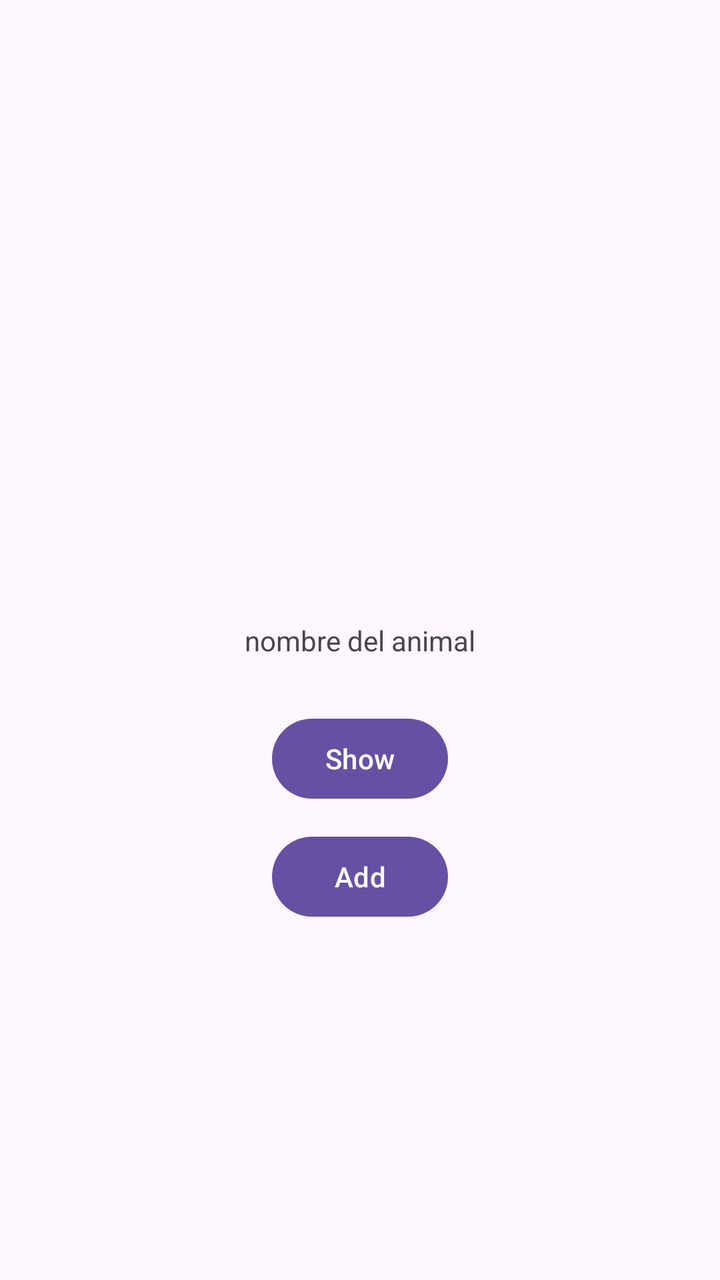
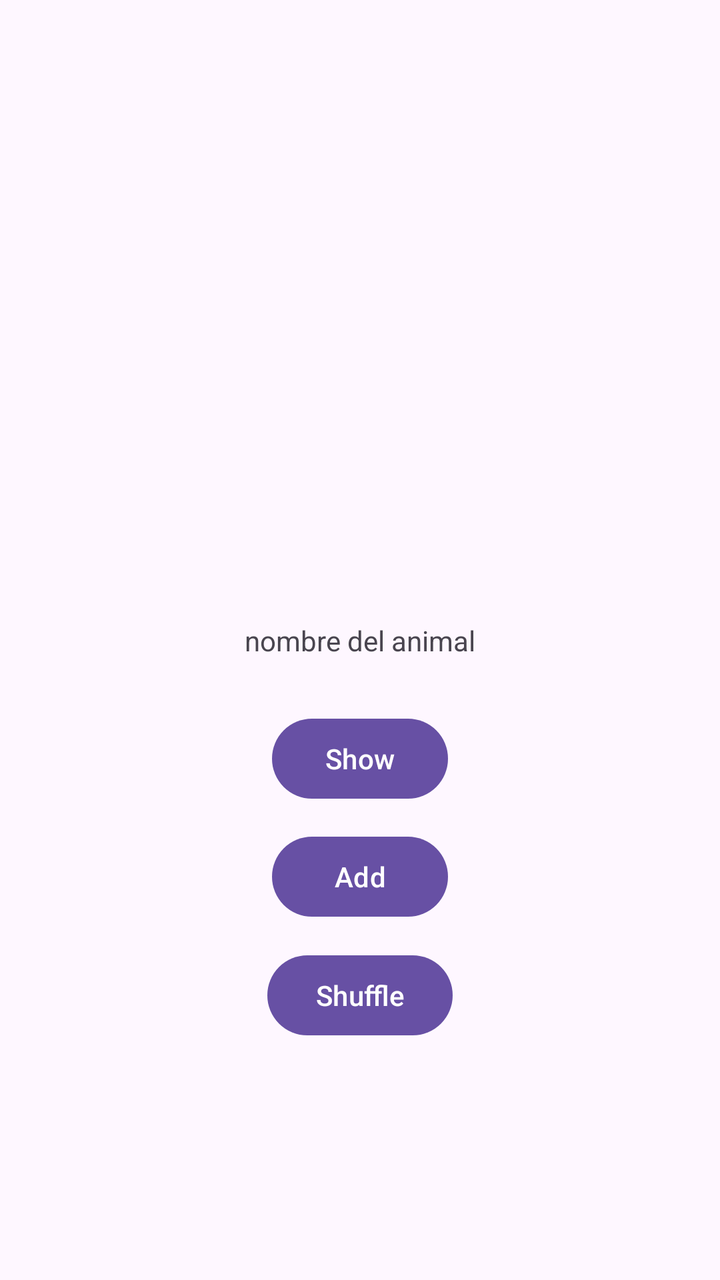

An Android layout rendered at two revisions. The XML below is the earlier revision; the diff shows what the commit changed to produce the second picture.
<!-- AndroidManifest.xml: application theme Theme.ViewModelEjercicio -->
<!-- res/layout/activity_main.xml -->
<?xml version="1.0" encoding="utf-8"?>
<androidx.constraintlayout.widget.ConstraintLayout xmlns:android="http://schemas.android.com/apk/res/android"
    xmlns:app="http://schemas.android.com/apk/res-auto"
    xmlns:tools="http://schemas.android.com/tools"
    android:id="@+id/main"
    android:layout_width="match_parent"
    android:layout_height="match_parent"
    tools:context=".ui.main.MainActivity">

    <TextView
        android:id="@+id/textView"
        android:layout_width="wrap_content"
        android:layout_height="wrap_content"
        android:text="nombre del animal"
        app:layout_constraintBottom_toBottomOf="parent"
        app:layout_constraintEnd_toEndOf="parent"
        app:layout_constraintStart_toStartOf="parent"
        app:layout_constraintTop_toTopOf="parent" />

    <Button
        android:id="@+id/button"
        android:layout_width="wrap_content"
        android:layout_height="wrap_content"
        android:text="Show"
        app:layout_constraintBottom_toBottomOf="parent"
        app:layout_constraintEnd_toEndOf="parent"
        app:layout_constraintStart_toStartOf="parent"
        app:layout_constraintTop_toTopOf="parent"
        app:layout_constraintVertical_bias="0.6"/>

    <Button
        android:id="@+id/buttonAdd"
        android:layout_width="wrap_content"
        android:layout_height="wrap_content"
        android:text="Add"
        app:layout_constraintBottom_toBottomOf="parent"
        app:layout_constraintEnd_toEndOf="parent"
        app:layout_constraintStart_toStartOf="parent"
        app:layout_constraintTop_toTopOf="parent"
        app:layout_constraintVertical_bias="0.7"/>


    <androidx.recyclerview.widget.RecyclerView
        android:id="@+id/listado"
        android:layout_width="wrap_content"
        android:layout_height="0dp"
        app:layout_constraintTop_toTopOf="parent"
        app:layout_constraintStart_toStartOf="parent"
        app:layout_constraintEnd_toEndOf="parent"
        app:layout_constraintBottom_toTopOf="@id/textView"
        />

</androidx.constraintlayout.widget.ConstraintLayout>
<!-- resources referenced by this layout -->
<resources>
  <style name="Theme.ViewModelEjercicio" parent="Base.Theme.ViewModelEjercicio" />
  <style name="Base.Theme.ViewModelEjercicio" parent="Theme.Material3.DayNight.NoActionBar">
          
          
      </style>
</resources>

<!-- the commit's change to res/layout/activity_main.xml (unified diff, before → after) -->
@@ -39,6 +39,18 @@
         app:layout_constraintTop_toTopOf="parent"
         app:layout_constraintVertical_bias="0.7"/>
 
+    <Button
+        android:id="@+id/buttonShuffle"
+        android:layout_width="wrap_content"
+        android:layout_height="wrap_content"
+        android:text="Shuffle"
+        app:layout_constraintBottom_toBottomOf="parent"
+        app:layout_constraintEnd_toEndOf="parent"
+        app:layout_constraintStart_toStartOf="parent"
+        app:layout_constraintTop_toTopOf="parent"
+        app:layout_constraintVertical_bias="0.8"/>
+
+
 
     <androidx.recyclerview.widget.RecyclerView
         android:id="@+id/listado"
